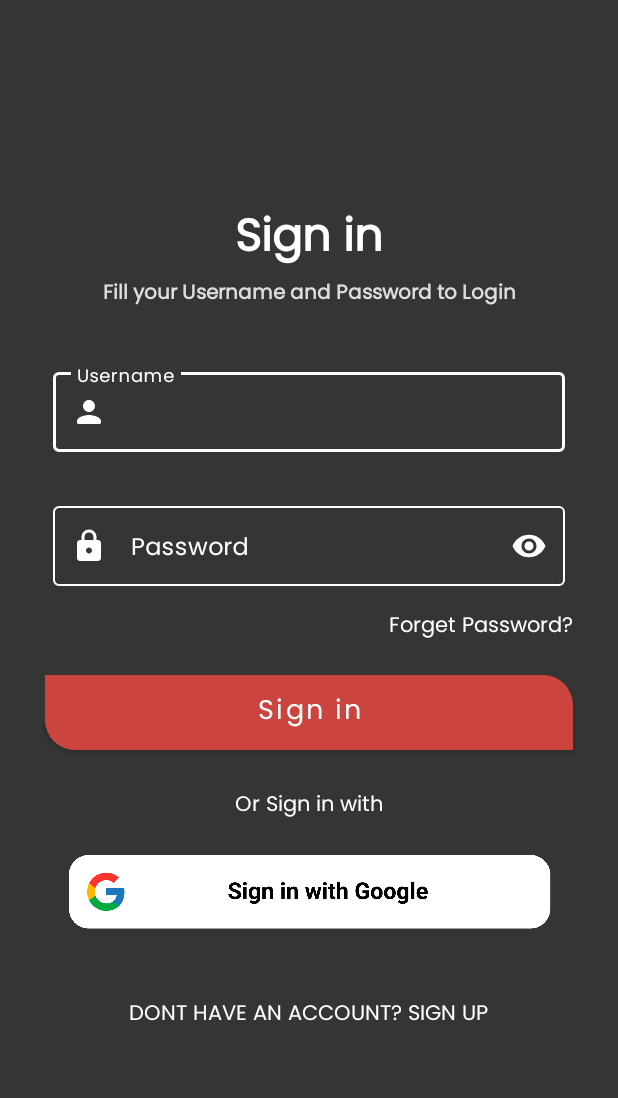
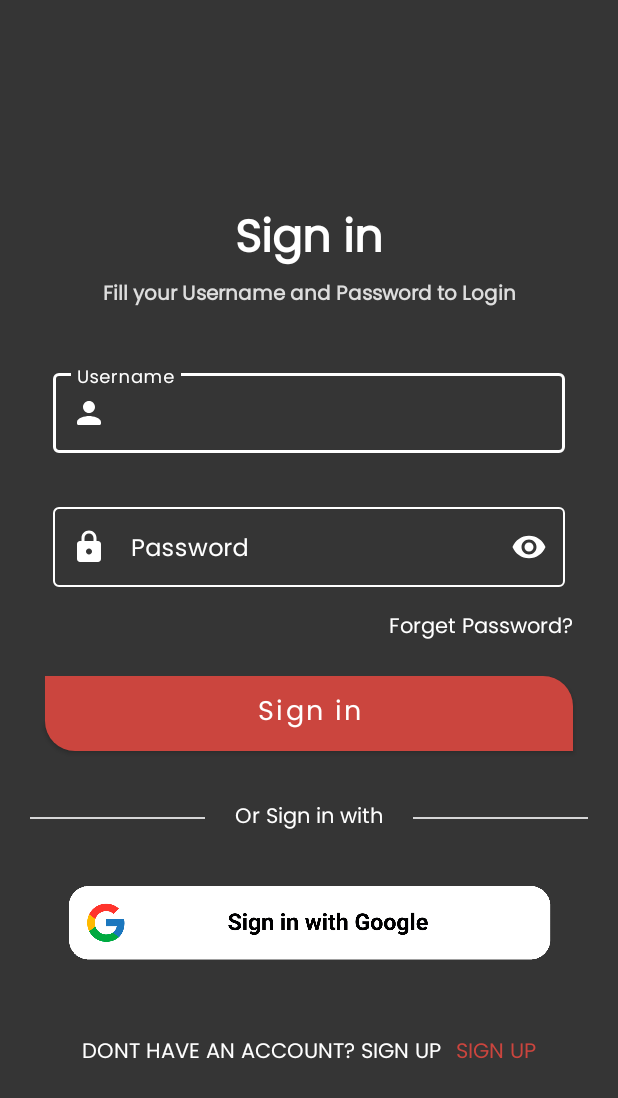
Before and after one commit to 2nd-year/MAD-Project-2, an Android app: the screen it shows after launch (MainActivity), on a phone screen of 412 x 824 dp. Shown: the top 1098 px of the screen. Run offline under Robolectric (Android 15) with nearby library versions, the phone set to English and light mode, and no system bars; libraries missing offline, so code that uses them is left out: com.facebook, com.facebook.appevents, com.facebook.login.

Commit message:
Adding Error messaging section

```diff
--- a/app/src/main/res/layout/activity_main.xml
+++ b/app/src/main/res/layout/activity_main.xml
@@ -4,160 +4,217 @@
     android:layout_width="match_parent"
     android:layout_height="match_parent"
     xmlns:app="http://schemas.android.com/apk/res-auto"
+    android:background="#353535"
     tools:context=".MainActivity">
 
-    <LinearLayout
-        android:layout_width="match_parent"
-        android:layout_height="match_parent"
-        android:background="#353535">
 
     <LinearLayout
+        android:id="@+id/loginContainer"
         android:layout_width="match_parent"
-            android:layout_height="match_parent"
+        android:layout_height="wrap_content"
         android:gravity="center"
         android:orientation="vertical"
-            tools:ignore="UselessLeaf">
+        app:layout_constraintBottom_toBottomOf="parent"
+        app:layout_constraintTop_toTopOf="parent"
+        tools:ignore="MissingConstraints,UselessLeaf,UselessParent">
+
+        <TextView
+            android:id="@+id/error"
+            android:layout_width="match_parent"
+            android:layout_height="wrap_content"
+            android:layout_marginStart="20dp"
+            android:layout_marginEnd="20dp"
+            android:layout_marginBottom="10dp"
+            android:fontFamily="@font/poppins_family"
+            android:textAlignment="center"
+            android:textColor="@color/btn_color"
+            android:textSize="12sp" />
 
         <TextView
             android:layout_width="match_parent"
             android:layout_height="wrap_content"
-                android:text="@string/signInHeader"
-                android:textStyle="bold"
-                android:textAlignment="center"
-                android:textSize="30sp"
-                android:fontFamily="@font/poppins_family"
             android:layout_marginStart="30dp"
             android:layout_marginEnd="30dp"
-                android:textColor="#ffffff"/>
+            android:fontFamily="@font/poppins_family"
+            android:text="@string/signInHeader"
+            android:textAlignment="center"
+            android:textColor="#ffffff"
+            android:textSize="30sp"
+            android:textStyle="bold" />
 
         <TextView
             android:layout_width="match_parent"
             android:layout_height="wrap_content"
-                android:text="@string/signInHeader2"
-                android:textStyle="bold"
-                android:textAlignment="center"
-                android:textSize="13sp"
-                android:fontFamily="@font/poppins_family"
             android:layout_marginStart="30dp"
             android:layout_marginEnd="30dp"
-                android:textColor="#ddd"/>
+            android:fontFamily="@font/poppins_family"
+            android:text="@string/signInHeader2"
+            android:textAlignment="center"
+            android:textColor="#ddd"
+            android:textSize="13sp"
+            android:textStyle="bold" />
 
         <com.google.android.material.textfield.TextInputLayout
             style="@style/Widget.MaterialComponents.TextInputLayout.OutlinedBox.Dense"
-                android:id="@+id/username"
             android:layout_width="match_parent"
             android:layout_height="wrap_content"
             android:layout_marginStart="30dp"
+            android:layout_marginTop="30dp"
             android:layout_marginEnd="30dp"
-                app:boxStrokeColor="#ffffff"
-                android:textColorHint="@color/white"
-                app:hintTextColor="@color/white"
-                android:layout_marginTop="30dp"
             android:layout_marginBottom="10dp"
             android:padding="5dp"
+            android:textColorHint="@color/white"
+            app:boxStrokeColor="#ffffff"
+            app:hintTextColor="@color/white"
             app:startIconDrawable="@drawable/ic_round_person_24"
             app:startIconTint="@color/white">
 
             <com.google.android.material.textfield.TextInputEditText
+                android:id="@+id/username"
                 android:layout_width="match_parent"
                 android:layout_height="wrap_content"
+                android:fontFamily="@font/poppins_family"
                 android:hint="@string/username"
-                    android:textColor="@color/white"
                 android:inputType="textPersonName"
-                    android:fontFamily="@font/poppins_family"
-                    />
+                android:textColor="@color/white" />
 
         </com.google.android.material.textfield.TextInputLayout>
 
         <com.google.android.material.textfield.TextInputLayout
             style="@style/Widget.MaterialComponents.TextInputLayout.OutlinedBox.Dense"
+            android:layout_width="match_parent"
+            android:layout_height="wrap_content"
+            android:layout_marginStart="30dp"
+            android:layout_marginTop="10dp"
+            android:layout_marginEnd="30dp"
+            android:layout_marginBottom="10dp"
+            android:padding="5dp"
+            android:textColorHint="@color/white"
+            app:boxStrokeColor="#ffffff"
+            app:hintTextColor="@color/white"
+            app:passwordToggleEnabled="true"
+            app:passwordToggleTint="@color/white"
+            app:startIconDrawable="@drawable/ic_round_lock_24"
+            app:startIconTint="@color/white">
+
+            <com.google.android.material.textfield.TextInputEditText
                 android:id="@+id/password"
                 android:layout_width="match_parent"
                 android:layout_height="wrap_content"
-                android:layout_marginStart="30dp"
-                android:layout_marginEnd="30dp"
-                app:boxStrokeColor="#ffffff"
-                android:textColorHint="@color/white"
-                app:hintTextColor="@color/white"
-                android:layout_marginTop="10dp"
-                android:layout_marginBottom="10dp"
-                android:padding="5dp"
-                app:startIconDrawable="@drawable/ic_round_lock_24"
-                app:startIconTint="@color/white"
-                app:passwordToggleEnabled="true"
-                app:passwordToggleTint="@color/white">
-
-                <com.google.android.material.textfield.TextInputEditText
-                    android:layout_width="match_parent"
-                    android:layout_height="wrap_content"
+                android:fontFamily="@font/poppins_family"
                 android:hint="@string/password"
-                    android:textColor="@color/white"
                 android:inputType="textPassword"
-                    android:fontFamily="@font/poppins_family"
-                    />
+                android:textColor="@color/white" />
 
         </com.google.android.material.textfield.TextInputLayout>
 
         <TextView
             android:layout_width="wrap_content"
             android:layout_height="wrap_content"
+            android:layout_gravity="end"
+            android:layout_marginEnd="30dp"
+            android:fontFamily="@font/poppins_family"
             android:text="@string/forget_password"
-                android:fontFamily="@font/poppins_family"
-                android:textColor="@color/white"
-                android:layout_marginEnd="30dp"
-                android:layout_gravity="end"/>
+            android:textColor="@color/white" />
 
         <Button
-                android:id="@+id/signinButton"
+            android:id="@+id/signInButton"
             android:layout_width="match_parent"
             android:layout_height="wrap_content"
+            android:layout_marginStart="30dp"
+            android:layout_marginTop="20dp"
             android:layout_marginEnd="30dp"
-                android:layout_marginTop="20dp"
-                android:layout_marginStart="30dp"
+            android:background="@drawable/round_button"
             android:fontFamily="@font/poppins_family"
             android:text="@string/sign_in"
             android:textAllCaps="false"
-                android:textSize="18sp"
-                android:background="@drawable/round_button"/>
+            android:textColor="@color/white"
+            android:textSize="18sp" />
+
+        <RelativeLayout
+            android:layout_width="match_parent"
+            android:layout_height="wrap_content"
+            android:layout_marginTop="20dp">
+
+            <View
+                android:layout_width="match_parent"
+                android:layout_height="1dp"
+                android:layout_centerVertical="true"
+                android:layout_marginStart="20dp"
+                android:layout_marginEnd="20dp"
+                android:layout_toStartOf="@+id/orText"
+                android:background="@color/divider" />
 
             <TextView
+                android:id="@+id/orText"
                 android:layout_width="wrap_content"
                 android:layout_height="wrap_content"
+                android:layout_centerInParent="true"
+                android:layout_gravity="center"
+                android:layout_marginTop="25dp"
+                android:fontFamily="@font/poppins_family"
                 android:text="@string/or_sign_in_with"
-                android:fontFamily="@font/poppins_family"
-                android:textColor="@color/white"
-                android:layout_marginTop="25dp"
-                android:layout_marginEnd="30dp"
-                android:layout_marginStart="30dp"
-                android:layout_gravity="center"/>
+                android:textColor="@color/white" />
+
+            <View
+                android:layout_width="match_parent"
+                android:layout_height="1dp"
+                android:layout_centerVertical="true"
+                android:layout_marginStart="20dp"
+                android:layout_marginEnd="20dp"
+                android:layout_toEndOf="@+id/orText"
+                android:background="@color/divider" />
+
+        </RelativeLayout>
 
         <ImageView
             android:id="@+id/google_login"
             android:layout_width="match_parent"
             android:layout_height="60dp"
+            android:layout_marginStart="30dp"
             android:layout_marginTop="15dp"
+            android:layout_marginEnd="30dp"
             android:layout_marginBottom="20dp"
-                android:src="@drawable/google_button"
-                android:layout_marginStart="30dp"
-                android:layout_marginEnd="30dp"
-                android:contentDescription="@string/sign_in_with_google" />
+            android:contentDescription="@string/sign_in_with_google"
+            android:src="@drawable/google_button" />
 
+        <LinearLayout
+            android:layout_width="match_parent"
+            android:layout_height="wrap_content"
+            android:gravity="center"
+            android:orientation="horizontal">
 
             <TextView
                 android:layout_width="wrap_content"
                 android:layout_height="wrap_content"
+                android:layout_gravity="center"
+                android:layout_marginStart="30dp"
+                android:layout_marginTop="20dp"
+                android:fontFamily="@font/poppins_family"
                 android:text="@string/i_dont_have_an_account"
-                android:onClick="register"
                 android:textAllCaps="true"
-                android:textColor="@color/white"
+                android:layout_marginBottom="10dp"
+                android:textColor="@color/white" />
+
+            <TextView
+                android:layout_width="wrap_content"
+                android:layout_height="wrap_content"
+                android:layout_gravity="center"
+                android:layout_marginStart="10dp"
                 android:layout_marginTop="20dp"
                 android:layout_marginEnd="30dp"
-                android:layout_marginStart="30dp"
                 android:fontFamily="@font/poppins_family"
-                android:layout_gravity="center"/>
+                android:onClick="register"
+                android:layout_marginBottom="10dp"
+                android:text="@string/sign_up"
+                android:textAllCaps="true"
+                android:textColor="@color/btn_color" />
 
         </LinearLayout>
 
     </LinearLayout>
 
+
+
+
 </androidx.constraintlayout.widget.ConstraintLayout>
```
Lines whose indentation alone changed are shown as unchanged.
